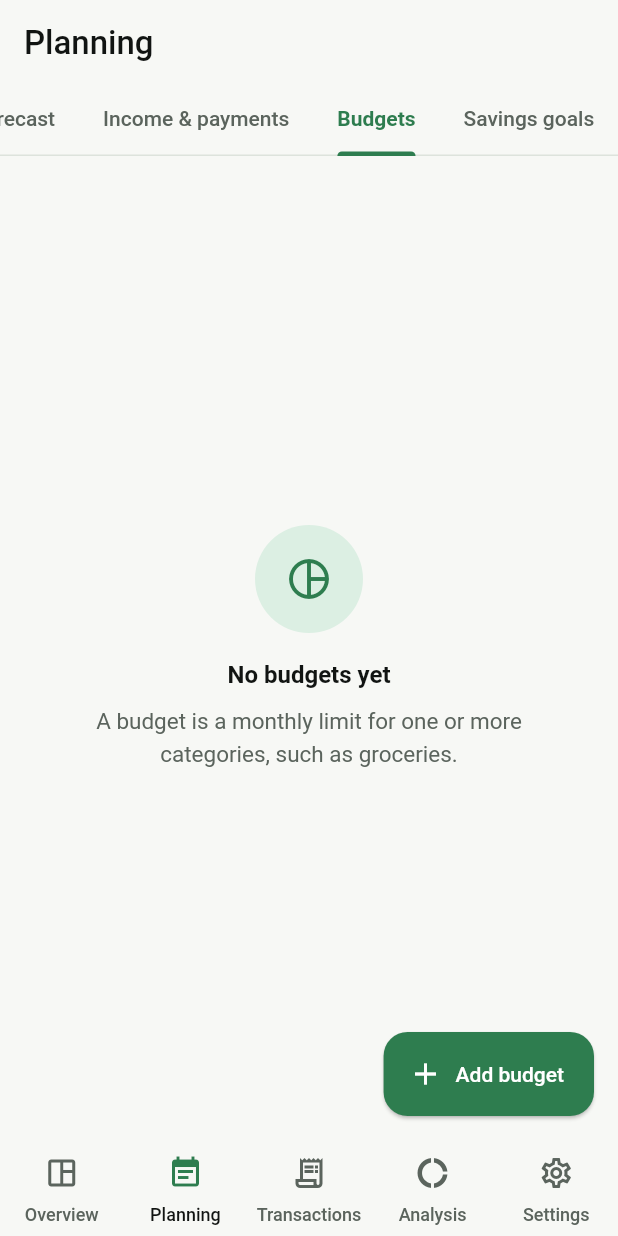
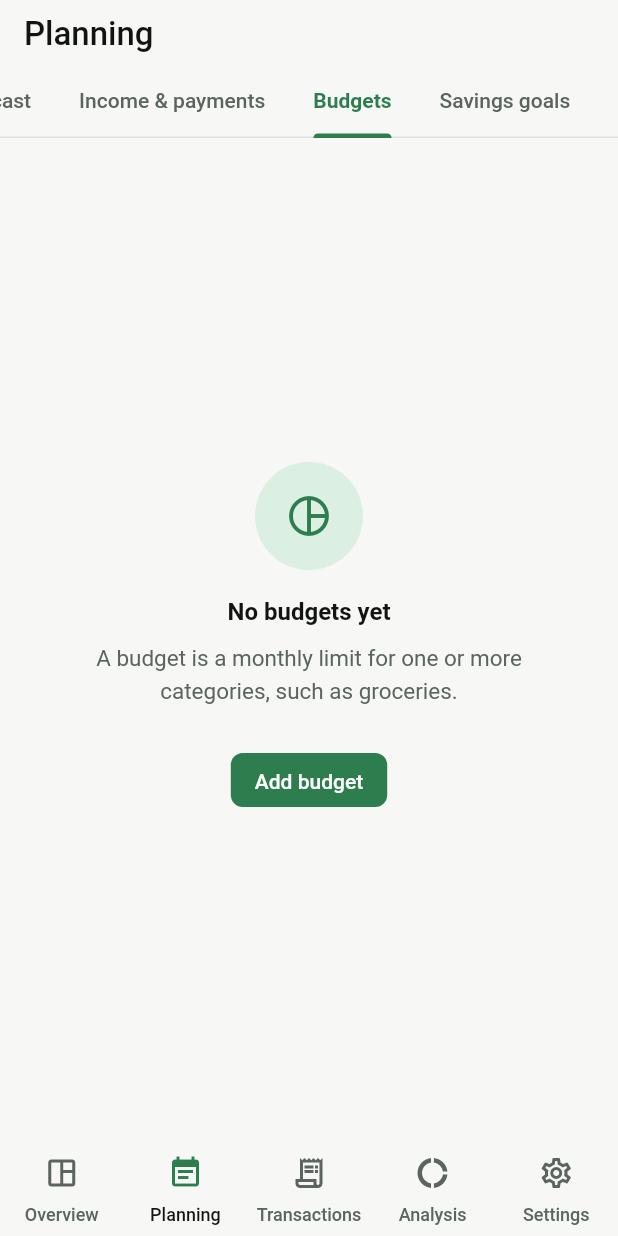
Before and after one commit to ColdStormy/PandaBudget, a Flutter app: the PlanningScreen screen opened by its route, tab 3 chosen, on a phone screen of 412 x 824 dp. Run offline on Flutter 3.47's test engine with Material 3 defaults, Android fonts, the phone set to English and light mode, and no system bars; our stand-ins replace csv, drift, drift_flutter, file_picker, fl_chart, flutter_riverpod and 1 more; accounts and stored records are empty; generated files the repository leaves out were written again; statements that could not run were skipped.

Commit message:
Redesigning the planning pages

```diff
--- a/lib/features/planning/presentation/budgets_tab.dart
+++ b/lib/features/planning/presentation/budgets_tab.dart
@@ -3,10 +3,12 @@ import 'package:flutter_riverpod/flutter_riverpod.dart';
 import 'package:go_router/go_router.dart';
 import 'package:pandabudget/app/routes.dart';
 import 'package:pandabudget/core/l10n/l10n.dart';
+import 'package:pandabudget/core/money/money_providers.dart';
+import 'package:pandabudget/core/theme/panda_colors.dart';
 import 'package:pandabudget/core/theme/spacing.dart';
+import 'package:pandabudget/core/widgets/page_widgets.dart';
 import 'package:pandabudget/core/widgets/panda_widgets.dart';
 import 'package:pandabudget/features/analysis/domain/analysis.dart';
-import 'package:pandabudget/features/analysis/presentation/budget_status_view.dart';
 import 'package:pandabudget/features/categories/presentation/category_widgets.dart';
 import 'package:pandabudget/features/planning/presentation/planning_providers.dart';
 import 'package:pandabudget/features/transactions/presentation/transaction_providers.dart';
@@ -17,6 +19,8 @@ class BudgetsTab extends ConsumerWidget {
   @override
   Widget build(BuildContext context, WidgetRef ref) {
     final l10n = context.l10n;
+    final money = ref.money(context);
+    final finance = context.financeColors;
     final month = ref.watch(currentMonthProvider);
     final tree = ref.watch(categoryTreeProvider);
     final transactions =
@@ -24,6 +28,7 @@ class BudgetsTab extends ConsumerWidget {
             .watch(transactionsInMonthsProvider((from: month, to: month)))
             .value ??
         const [];
+    void add() => context.push(Routes.budgetEdit());
 
     return AsyncView(
       value: ref.watch(budgetsProvider),
@@ -33,6 +38,7 @@ class BudgetsTab extends ConsumerWidget {
             icon: Icons.pie_chart_outline,
             title: l10n.budgetsEmptyTitle,
             message: l10n.budgetsEmptyMessage,
+            action: FilledButton(onPressed: add, child: Text(l10n.addBudget)),
           );
         }
         final statuses = {
@@ -48,24 +54,37 @@ class BudgetsTab extends ConsumerWidget {
           children: [
             SectionHeader(l10n.budgetsThisMonth(context.formatMonth(month))),
             AdaptiveColumns(
+              spacing: Insets.lg,
               children: [
                 for (final budget in budgets)
-                  PandaCard(
-                    onTap: () => context.push(Routes.budgetEdit(budget.id)),
-                    child: Column(
+                  Column(
                     crossAxisAlignment: CrossAxisAlignment.start,
                     children: [
                       if (statuses[budget.id] case final status?)
-                          BudgetStatusView(status: status)
-                        else ...[
-                          Text(
-                            budget.name,
-                            style: Theme.of(context).textTheme.titleMedium,
+                        BudgetRow(
+                          title: budget.name,
+                          detail:
+                              '${money.format(status.spentMinor)} '
+                              '${l10n.ofAmount} '
+                              '${money.format(status.limitMinor)}',
+                          progress: status.ratio,
+                          color: Color(budget.colorValue),
+                          note:
+                              '${money.format(status.remainingMinor.abs())} '
+                              '${status.isOverspent ? l10n.over : l10n.left}',
+                          noteColor: status.isOverspent
+                              ? finance.expense
+                              : null,
+                          onTap: () =>
+                              context.push(Routes.budgetEdit(budget.id)),
+                        )
+                      else
+                        PandaListRow(
+                          title: budget.name,
+                          subtitle: l10n.budgetNotActive,
+                          onTap: () =>
+                              context.push(Routes.budgetEdit(budget.id)),
                         ),
-                          gapXs,
-                          Caption(l10n.budgetNotActive),
-                        ],
-                        gapMd,
                       Caption(
                         budget.categoryIds.isEmpty
                             ? l10n.budgetNoCategories
@@ -76,9 +95,10 @@ class BudgetsTab extends ConsumerWidget {
                       ),
                     ],
                   ),
-                  ),
               ],
             ),
+            gapMd,
+            AddLink(label: l10n.addBudget, onPressed: add),
           ],
         );
       },
--- a/lib/features/planning/presentation/planning_screen.dart
+++ b/lib/features/planning/presentation/planning_screen.dart
@@ -1,8 +1,8 @@
 import 'package:flutter/material.dart';
 import 'package:flutter_riverpod/flutter_riverpod.dart';
-import 'package:go_router/go_router.dart';
-import 'package:pandabudget/app/routes.dart';
 import 'package:pandabudget/core/l10n/l10n.dart';
+import 'package:pandabudget/core/theme/spacing.dart';
+import 'package:pandabudget/core/widgets/page_widgets.dart';
 import 'package:pandabudget/features/planning/presentation/budgets_tab.dart';
 import 'package:pandabudget/features/planning/presentation/forecast_tab.dart';
 import 'package:pandabudget/features/planning/presentation/goals_tab.dart';
@@ -18,8 +18,7 @@ class PlanningScreen extends ConsumerStatefulWidget {
 
 class _PlanningScreenState extends ConsumerState<PlanningScreen>
     with SingleTickerProviderStateMixin {
-  late final _tabs = TabController(length: 4, vsync: this)
-    ..addListener(() => setState(() {}));
+  late final _tabs = TabController(length: 4, vsync: this);
 
   @override
   void dispose() {
@@ -30,20 +29,23 @@ class _PlanningScreenState extends ConsumerState<PlanningScreen>
   @override
   Widget build(BuildContext context) {
     final l10n = context.l10n;
-    // What the add button creates depends on the tab that is showing.
-    final (String addLabel, String addRoute) = switch (_tabs.index) {
-      2 => (l10n.addBudget, Routes.budgetEdit()),
-      3 => (l10n.addGoal, Routes.goalEdit()),
-      _ => (l10n.addPlannedItem, Routes.plannedItemEdit()),
-    };
+    const gutter = EdgeInsets.symmetric(horizontal: Insets.md);
 
     return Scaffold(
-      appBar: AppBar(
-        title: Text(l10n.navPlanning),
-        bottom: TabBar(
+      body: SafeArea(
+        bottom: false,
+        child: Column(
+          children: [
+            Padding(
+              padding: gutter,
+              child: PageHeader(title: l10n.navPlanning),
+            ),
+            gapSm,
+            TabBar(
               controller: _tabs,
               isScrollable: true,
               tabAlignment: TabAlignment.start,
+              padding: gutter,
               tabs: [
                 Tab(text: l10n.tabForecast),
                 Tab(text: l10n.tabPlannedItems),
@@ -51,13 +53,8 @@ class _PlanningScreenState extends ConsumerState<PlanningScreen>
                 Tab(text: l10n.tabGoals),
               ],
             ),
-      ),
-      floatingActionButton: FloatingActionButton.extended(
-        onPressed: () => context.push(addRoute),
-        icon: const Icon(Icons.add),
-        label: Text(addLabel),
-      ),
-      body: TabBarView(
+            Expanded(
+              child: TabBarView(
                 controller: _tabs,
                 children: [
                   ForecastTab(onPlanFirstItem: () => _tabs.animateTo(1)),
@@ -66,6 +63,10 @@ class _PlanningScreenState extends ConsumerState<PlanningScreen>
                   const GoalsTab(),
                 ],
               ),
+            ),
+          ],
+        ),
+      ),
     );
   }
 }
```
Also changed, not shown: lib/core/widgets/page_widgets.dart (+6 -1 lines), lib/features/planning/presentation/forecast_tab.dart (+39 -104 lines), lib/features/planning/presentation/goals_tab.dart (+15 -10 lines), lib/features/planning/presentation/planned_items_tab.dart (+22 -38 lines), 5 other files. Lines whose indentation alone changed are shown as unchanged.
